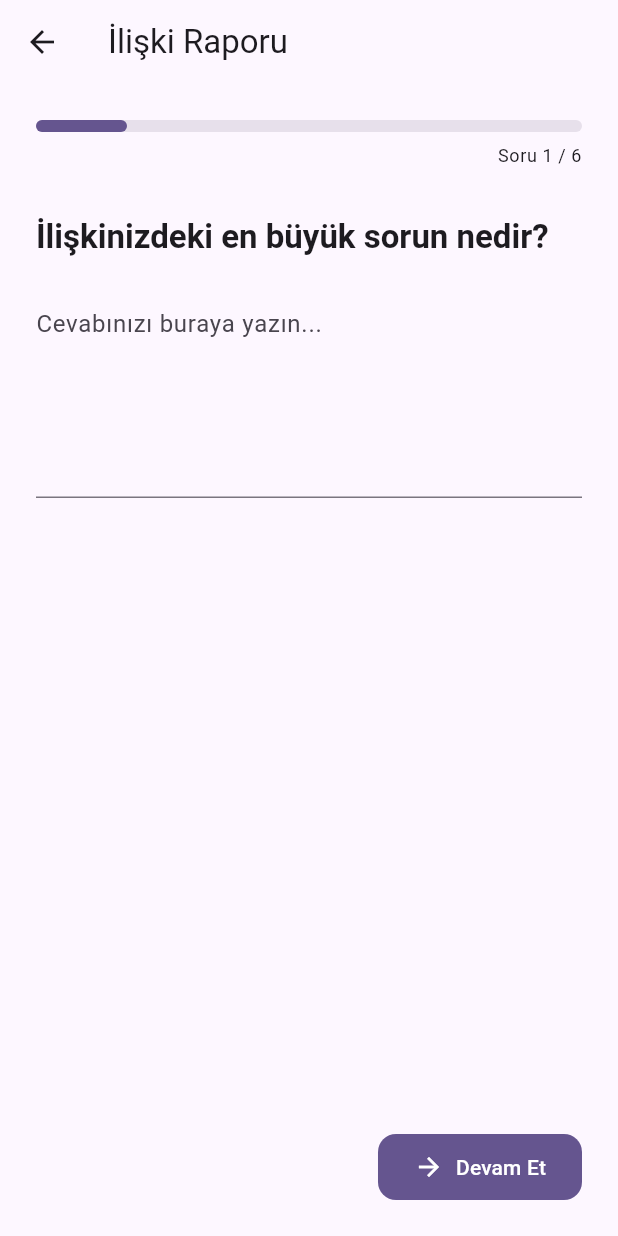
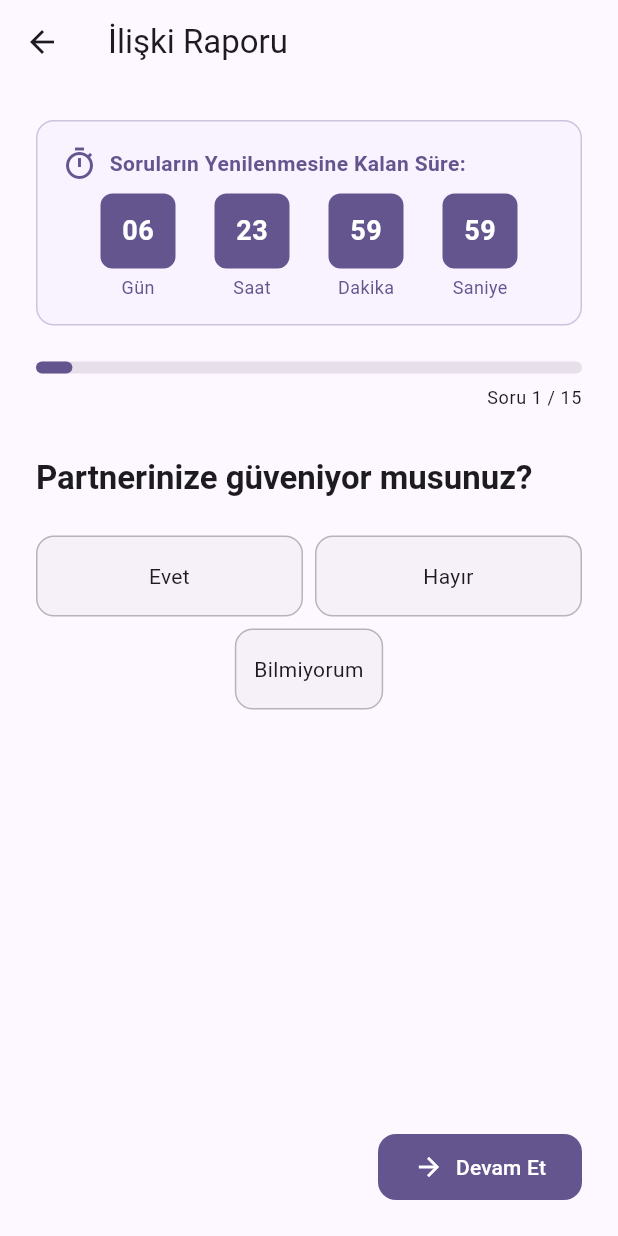
Before and after one commit to aligencturk/Flortya, a Flutter app: the ReportView screen opened by its route, on a phone screen of 412 x 824 dp. Run offline on Flutter 3.47's test engine with Material 3 defaults, Android fonts, the phone set to English and light mode, and no system bars; drawn by our look-alikes of flutter_animate; our stand-ins replace cloud_firestore, firebase_auth, firebase_core, firebase_messaging, firebase_storage, flutter_dotenv and 7 more; missing offline and left inert: firebase_app_check, google_mlkit_text_recognition; accounts and stored records are empty; network calls fail; Roboto replaces fonts that are missing (Nunito).

Commit message:
İlişki değerlendirme soruları üretimi için AiService sınıfına yeni bir yöntem eklendi. Kullanıcıdan alınan verilerle yapay zeka tarafından 15 adet ilişki sorusu oluşturulacak şekilde yapılandırıldı. Ayrıca, ReportViewModel sınıfında soruların güncellenmesi ve yedek soruların yönetimi için yeni işlevler eklendi. Kullanıcı deneyimi artırıldı ve hata yönetimi iyileştirildi.

```diff
--- a/lib/services/ai_service.dart
+++ b/lib/services/ai_service.dart
@@ -1188,4 +1188,125 @@ class AiService {
     // En fazla 5 tavsiye döndür
     return tavsiyeler.take(5).toList();
   }
+
+  // İlişki değerlendirme soruları üretme
+  Future<List<String>> generateRelationshipQuestions() async {
+    try {
+      _logger.i('İlişki değerlendirme soruları üretiliyor...');
+
+      final requestBody = jsonEncode({
+        'contents': [
+          {
+            'role': 'user',
+            'parts': [
+              {
+                'text': '''
+                Sen bir ilişki terapistisin. Her hafta kullanıcılara sorulacak 15 adet ilişki değerlendirme sorusu üretmen gerekiyor.
+
+                Şu kurallara mutlaka uy:
+                1. Sorular net ve doğrudan olmalı.
+                2. Sorular sadece "Evet", "Hayır" veya "Bilmiyorum" şeklinde cevaplanabilir olmalı.
+                3. Sorular ilişki içindeki güven, iletişim, saygı, destek ve bağlılık gibi kategorilerden dengeli şekilde gelmeli.
+                4. Açık uçlu, yorumlu veya karışık ifadeler içeren sorular olmamalı.
+                5. Her soru ilişkinin kalitesini değerlendirmek için önemli olmalı.
+
+                Soruları Türkçe olarak doğrudan liste şeklinde döndür. Fazladan açıklama ve yorumlara gerek yok.
+                '''
+              }
+            ]
+          }
+        ],
+        'generationConfig': {
+          'temperature': 0.7,
+          'maxOutputTokens': _geminiMaxTokens
+        }
+      });
+
+      _logger.d('İlişki soruları API isteği: $_geminiApiUrl');
+
+      final response = await http.post(
+        Uri.parse(_geminiApiUrl),
+        headers: {
+          'Content-Type': 'application/json',
+        },
+        body: requestBody,
+      );
+
+      _logger.d('API yanıtı - status: ${response.statusCode}');
+
+      if (response.statusCode == 200) {
+        final Map<String, dynamic> data = jsonDecode(response.body);
+        final aiContent = data['candidates']?[0]?['content']?['parts']?[0]?['text'];
+
+        if (aiContent == null) {
+          _logger.e('AI yanıtı boş veya beklenen formatta değil', data);
+          return _getFallbackRelationshipQuestions();
+        }
+
+        // Metinden soru listesini çıkar
+        final List<String> questions = _extractQuestionsFromText(aiContent);
+
+        // Soru sayısı yeterli değilse yedek soruları kullan
+        if (questions.length < 15) {
+          _logger.w('Yeterli soru üretilemedi, yedek sorular kullanılacak');
+          return _getFallbackRelationshipQuestions();
+        }
+
+        // İlk 15 soruyu al
+        return questions.take(15).toList();
+      } else {
+        _logger.e('API Hatası', '${response.statusCode} - ${response.body}');
+        return _getFallbackRelationshipQuestions();
+      }
+    } catch (e) {
+      _logger.e('İlişki soruları üretme hatası', e);
+      return _getFallbackRelationshipQuestions();
+    }
+  }
+
+  // Metinden soru listesini çıkarma
+  List<String> _extractQuestionsFromText(String text) {
+    final lines = text.split('\n');
+    final questions = <String>[];
+
+    for (var line in lines) {
+      // Satırı temizle
+      final trimmedLine = line.trim();
+
+      // Boş satırları atla
+      if (trimmedLine.isEmpty) continue;
+
+      // Numaralandırma, maddeler gibi işaretleri kaldır
+      var cleanLine = trimmedLine.replaceAll(RegExp(r'^\d+[\.\)]\s*'), '');
+      cleanLine = cleanLine.replaceAll(RegExp(r'^[-\*]\s*'), '');
+
+      // Hala içeriği varsa ve soru şeklindeyse listeye ekle
+      if (cleanLine.isNotEmpty && (cleanLine.endsWith('?') || cleanLine.contains('mi') || cleanLine.contains('mı') || cleanLine.contains('mu') || cleanLine.contains('mü'))) {
+        questions.add(cleanLine);
+      }
+    }
+
+    return questions;
+  }
+
+  // Yedek ilişki değerlendirme soruları
+  List<String> _getFallbackRelationshipQuestions() {
+    return [
+      'Partnerinize güveniyor musunuz?',
+      'İlişkinizde açık iletişim kurabiliyor musunuz?',
+      'Partneriniz sizi dinlediğini hissediyor musunuz?',
+      'İlişkinizde çıkan sorunları çözebiliyor musunuz?',
+      'Partnerinizle gelecek planları yapıyor musunuz?',
+      'İlişkinizde kendinizi olabildiğinizi düşünüyor musunuz?',
+      'Partneriniz zor zamanlarınızda size destek oluyor mu?',
+      'İlişkinizde duygusal ihtiyaçlarınız karşılanıyor mu?',
+      'Partnerinizle birlikteyken kendinizi değerli hissediyor musunuz?',
+      'İlişkinizde yeterli kaliteli zaman geçiriyor musunuz?',
+      'Partnerinizle fikir ayrılıklarını sağlıklı şekilde tartışabiliyor musunuz?',
+      'İlişkinizde sorumlulukları dengeli paylaşıyor musunuz?',
+      'Partnerinizin sizinle kurduğu yakınlık seviyesi yeterli mi?',
+      'İlişkinizde kendinizi güvende hissediyor musunuz?',
+      'Partnerinizle olan ilişkinizden genel olarak memnun musunuz?'
+    ];
+  }
 }
--- a/lib/viewmodels/report_viewmodel.dart
+++ b/lib/viewmodels/report_viewmodel.dart
@@ -5,12 +5,15 @@ import '../services/ai_service.dart';
 import 'package:provider/provider.dart';
 import 'package:flutter/material.dart';
 import '../viewmodels/past_reports_viewmodel.dart';
+import 'dart:async';
+import 'package:shared_preferences/shared_preferences.dart';
 
 class ReportViewModel extends ChangeNotifier {
   final FirebaseFirestore _firestore = FirebaseFirestore.instance;
   final AiService _aiService = AiService();
 
-  final List<String> _questions = [
+  // Statik sorular (sadece yedek olarak tutuyoruz, artık kullanılmayacak)
+  final List<String> _fallbackQuestions = [
     'İlişkinizdeki en büyük sorun nedir?',
     'Partnerinizle nasıl iletişim kuruyorsunuz?',
     'İlişkinizde sizi en çok ne mutlu ediyor?',
@@ -19,7 +22,17 @@ class ReportViewModel extends ChangeNotifier {
     'İlişkinizde ne sıklıkla görüşüyorsunuz?',
   ];
 
-  List<String> _answers = ['', '', '', '', '', ''];
+  // Yapay zeka tarafından üretilen sorular
+  List<String> _questions = [];
+
+  // Sorular ne zaman yenilenecek
+  DateTime? _nextQuestionUpdateTime;
+  Timer? _countdownTimer;
+
+  // Geri sayım süresi (saniye cinsinden)
+  int _remainingTimeInSeconds = 0;
+
+  List<String> _answers = [];
   int _currentQuestionIndex = 0;
   Map<String, dynamic>? _reportResult;
   bool _isLoading = false;
@@ -34,33 +47,154 @@ class ReportViewModel extends ChangeNotifier {
   List<String> get answers => _answers;
   int get currentQuestionIndex => _currentQuestionIndex;
   String get currentQuestion {
-    // Güvenlik kontrolü ekleyerek 5. indekse uygun erişim sağlayalım
+    if (_questions.isEmpty) {
+      return "Sorular yükleniyor...";
+    }
+
     if (_currentQuestionIndex >= 0 && _currentQuestionIndex < _questions.length) {
       return _questions[_currentQuestionIndex];
-    } else if (_currentQuestionIndex == 5) {
-      // 6. soru için sabit bir metin döndürelim
-      return 'İlişkinizde ne sıklıkla görüşüyorsunuz?';
     } else {
-      return 'Bilinmeyen soru';
+      return "Bilinmeyen soru";
     }
   }
+
   Map<String, dynamic>? get reportResult => _reportResult;
   bool get isLoading => _isLoading;
   String? get errorMessage => _errorMessage;
   bool get hasReport => _reportResult != null;
-  bool get isLastQuestion => _currentQuestionIndex == 5;
-  bool get allQuestionsAnswered => !_answers.any((answer) => answer.isEmpty);
+  bool get isLastQuestion => _currentQuestionIndex == _questions.length - 1;
+  bool get allQuestionsAnswered => _answers.length == _questions.length && !_answers.any((answer) => answer.isEmpty);
   List<Map<String, dynamic>> get comments => _comments;
+
+  // Geri sayım için getters
+  int get remainingDays => _remainingTimeInSeconds ~/ 86400;
+  int get remainingHours => (_remainingTimeInSeconds % 86400) ~/ 3600;
+  int get remainingMinutes => (_remainingTimeInSeconds % 3600) ~/ 60;
+  int get remainingSeconds => _remainingTimeInSeconds % 60;
+  bool get questionsNeedUpdate => _nextQuestionUpdateTime == null || DateTime.now().isAfter(_nextQuestionUpdateTime!);
+  DateTime? get nextUpdateTime => _nextQuestionUpdateTime;
+
+  // Constructor
+  ReportViewModel() {
+    _initializeQuestions();
+  }
+
+  @override
+  void dispose() {
+    _countdownTimer?.cancel();
+    super.dispose();
+  }
+
+  // Soruları başlat
+  Future<void> _initializeQuestions() async {
+    _setLoading(true);
+
+    try {
+      // SharedPreferences'dan soruları ve güncelleme zamanını yükle
+      final prefs = await SharedPreferences.getInstance();
+      final savedQuestions = prefs.getStringList('relationship_questions');
+      final nextUpdateTimeMillis = prefs.getInt('next_question_update_time');
+
+      if (nextUpdateTimeMillis != null) {
+        _nextQuestionUpdateTime = DateTime.fromMillisecondsSinceEpoch(nextUpdateTimeMillis);
+      }
+
+      // Eğer kaydedilmiş sorular varsa ve güncelleme zamanı gelmemişse, onları kullan
+      if (savedQuestions != null && savedQuestions.isNotEmpty && !questionsNeedUpdate) {
+        _questions = savedQuestions;
+        _initializeAnswers();
+        _startCountdownTimer();
+      } else {
+        // Değilse, yeni sorular üret
+        await _generateNewQuestions();
+      }
+    } catch (e) {
+      debugPrint('Sorular yüklenirken hata oluştu: $e');
+      _questions = _fallbackQuestions;
+      _initializeAnswers();
+    } finally {
+      _setLoading(false);
+    }
+  }
+
+  // Yeni sorular üret
+  Future<void> _generateNewQuestions() async {
+    try {
+      // Yapay zekadan 15 yeni soru üret
+      final newQuestions = await _aiService.generateRelationshipQuestions();
+
+      if (newQuestions.isNotEmpty) {
+        _questions = newQuestions;
+
+        // Bir hafta sonrası için güncelleme zamanı ayarla
+        _nextQuestionUpdateTime = DateTime.now().add(const Duration(days: 7));
+
+        // Soruları ve güncelleme zamanını locale kaydet
+        final prefs = await SharedPreferences.getInstance();
+        await prefs.setStringList('relationship_questions', _questions);
+        await prefs.setInt('next_question_update_time', _nextQuestionUpdateTime!.millisecondsSinceEpoch);
+
+        // Cevapları sıfırla
+        _initializeAnswers();
+
+        // Geri sayım sayacını başlat
+        _startCountdownTimer();
+
+        notifyListeners();
+      } else {
+        // Yapay zeka soru üretemediyse yedek soruları kullan
+        _questions = _fallbackQuestions;
+        _initializeAnswers();
+      }
+    } catch (e) {
+      debugPrint('Yeni sorular üretilirken hata oluştu: $e');
+      _questions = _fallbackQuestions;
+      _initializeAnswers();
+    }
+  }
+
+  // Cevapları sıfırla
+  void _initializeAnswers() {
+    _answers = List.filled(_questions.length, '');
+  }
+
+  // Geri sayım sayacını başlat
+  void _startCountdownTimer() {
+    if (_nextQuestionUpdateTime == null) return;
+
+    // Şu anki zaman ile sonraki güncelleme zamanı arasındaki farkı hesapla
+    final now = DateTime.now();
+    final difference = _nextQuestionUpdateTime!.difference(now);
+
+    // Kalan süreyi saniye cinsinden ayarla
+    _remainingTimeInSeconds = difference.inSeconds > 0 ? difference.inSeconds : 0;
+
+    // Varsa önceki sayacı iptal et
+    _countdownTimer?.cancel();
+
+    // Yeni sayacı başlat
+    _countdownTimer = Timer.periodic(const Duration(seconds: 1), (timer) {
+      if (_remainingTimeInSeconds > 0) {
+        _remainingTimeInSeconds--;
+        notifyListeners();
+      } else {
+        timer.cancel();
+        _generateNewQuestions();
+      }
+    });
+  }
 
   // Cevap kaydetme
   void saveAnswer(String answer) {
-    _answers[_currentQuestionIndex] = answer;
-    notifyListeners();
+    if (_currentQuestionIndex < _answers.length) {
+      _answers[_currentQuestionIndex] = answer;
+      notifyListeners();
+    }
   }
 
   // Sonraki soruya geçme
   void nextQuestion() {
-    if (_currentQuestionIndex < 5) {
+    if (_currentQuestionIndex < _questions.length - 1) {
       _currentQuestionIndex++;
       notifyListeners();
     }
@@ -265,7 +399,7 @@ class ReportViewModel extends ChangeNotifier {
                        _relationshipHistory != null;
 
       debugPrint('Rapor verileri temizleniyor...');
-      _answers = List.filled(_questions.length, '');
+      _initializeAnswers();
       _currentQuestionIndex = 0;
       _reportResult = null;
       _errorMessage = null;
@@ -283,7 +417,7 @@ class ReportViewModel extends ChangeNotifier {
 
       // Hata olsa da temizlemeye çalış
       try {
-        _answers = List.filled(_questions.length, '');
+        _initializeAnswers();
         _currentQuestionIndex = 0;
         _reportResult = null;
         _errorMessage = 'Rapor sıfırlanırken hata oluştu: $e';
--- a/lib/views/report_view.dart
+++ b/lib/views/report_view.dart
@@ -17,7 +17,6 @@ class ReportView extends StatefulWidget {
 }
 
 class _ReportViewState extends State<ReportView> {
-  final TextEditingController _answerController = TextEditingController();
   final TextEditingController _commentController = TextEditingController();
   bool _showReportResult = false;
   bool _isCommenting = false;
@@ -32,7 +31,6 @@ class _ReportViewState extends State<ReportView> {
 
   @override
   void dispose() {
-    _answerController.dispose();
     _commentController.dispose();
     super.dispose();
   }
@@ -45,37 +43,6 @@ class _ReportViewState extends State<ReportView> {
     if (authViewModel.user != null) {
       await reportViewModel.loadUserReports(authViewModel.user!.id);
     }
-  }
-
-  // Cevabı kaydet ve bir sonraki soruya geç
-  void _saveAnswerAndContinue() {
-    final reportViewModel = Provider.of<ReportViewModel>(context, listen: false);
-
-    final answer = _answerController.text.trim();
-
-    if (answer.isEmpty) {
-      FeedbackUtils.showToast(context, 'Lütfen soruyu yanıtlayın');
-      return;
-    }
-
-    // Cevabı kaydet
-    reportViewModel.saveAnswer(answer);
-
-    // Sonraki soruya geç veya son soruysa rapor oluştur
-    if (reportViewModel.isLastQuestion) {
-      _generateReport();
-    } else {
-      reportViewModel.nextQuestion();
-      _answerController.clear();
-    }
-  }
-
-  // Önceki soruya dön
-  void _goToPreviousQuestion() {
-    final reportViewModel = Provider.of<ReportViewModel>(context, listen: false);
-
-    reportViewModel.previousQuestion();
-    _answerController.text = reportViewModel.answers[reportViewModel.currentQuestionIndex];
   }
 
   // Rapor oluştur
@@ -99,7 +66,6 @@ class _ReportViewState extends State<ReportView> {
     final reportViewModel = Provider.of<ReportViewModel>(context, listen: false);
 
     reportViewModel.resetReport();
-    _answerController.clear();
 
     setState(() {
       _showReportResult = false;
@@ -161,7 +127,7 @@ class _ReportViewState extends State<ReportView> {
   // Soru formu widget'ı
   Widget _buildQuestionForm(BuildContext context, ReportViewModel reportViewModel) {
     final currentQuestionNumber = reportViewModel.currentQuestionIndex + 1;
-    final totalQuestions = 6;
+    final totalQuestions = reportViewModel.questions.length;
 
     // Debugging
     debugPrint('Toplam soru sayısı: $totalQuestions');
@@ -172,6 +138,12 @@ class _ReportViewState extends State<ReportView> {
       child: Column(
         crossAxisAlignment: CrossAxisAlignment.stretch,
         children: [
+          // Soruların yenilenmesine kalan süre göstergesi
+          if (reportViewModel.nextUpdateTime != null)
+            _buildCountdownTimer(context, reportViewModel),
+
+          const SizedBox(height: 24),
+
           // İlerleme göstergesi
           LinearProgressIndicator(
             value: currentQuestionNumber / totalQuestions,
@@ -205,17 +177,8 @@ class _ReportViewState extends State<ReportView> {
 
           const SizedBox(height: 24),
 
-          // Cevap alanı
-          TextField(
-            controller: _answerController,
-            maxLines: 5,
-            inputFormatters: InputService.getTurkishTextFormatters(),
-            keyboardType: TextInputType.multiline,
-            textCapitalization: TextCapitalization.sentences,
-            decoration: const InputDecoration(
-              hintText: 'Cevabınızı buraya yazın...',
-            ),
-          ),
+          // Cevap butonları - Evet/Hayır/Bilmiyorum
+          _buildAnswerButtons(context, reportViewModel),
 
           const Spacer(),
 
@@ -227,7 +190,10 @@ class _ReportViewState extends State<ReportView> {
               if (reportViewModel.currentQuestionIndex > 0)
                 CustomButton(
                   text: 'Önceki',
-                  onPressed: _goToPreviousQuestion,
+                  onPressed: () {
+                    // Önceki soruya geç
+                    reportViewModel.previousQuestion();
+                  },
                   type: ButtonType.outline,
                   icon: Icons.arrow_back,
                 )
@@ -237,12 +203,185 @@ class _ReportViewState extends State<ReportView> {
               // İleri / Bitir düğmesi
               CustomButton(
                 text: reportViewModel.isLastQuestion ? 'Raporu Oluştur' : 'Devam Et',
-                onPressed: _saveAnswerAndContinue,
+                onPressed: () {
+                  // Mevcut sorunun cevabını kontrol et
+                  if (reportViewModel.answers[reportViewModel.currentQuestionIndex].isEmpty) {
+                    FeedbackUtils.showToast(context, 'Lütfen soruyu yanıtlayın');
+                    return;
+                  }
+
+                  // Son soruysa raporu oluştur, değilse sonraki soruya geç
+                  if (reportViewModel.isLastQuestion) {
+                    _generateReport();
+                  } else {
+                    reportViewModel.nextQuestion();
+                  }
+                },
                 icon: reportViewModel.isLastQuestion ? Icons.done : Icons.arrow_forward,
               ),
             ],
           ),
         ],
+      ),
+    );
+  }
+
+  // Geri sayım sayacı widget'ı
+  Widget _buildCountdownTimer(BuildContext context, ReportViewModel reportViewModel) {
+    return Container(
+      padding: const EdgeInsets.all(16),
+      decoration: BoxDecoration(
+        color: Theme.of(context).colorScheme.primaryContainer.withOpacity(0.2),
+        borderRadius: BorderRadius.circular(12),
+        border: Border.all(
+          color: Theme.of(context).colorScheme.primary.withOpacity(0.3),
+        ),
+      ),
+      child: Column(
+        crossAxisAlignment: CrossAxisAlignment.start,
+        children: [
+          Row(
+            children: [
+              Icon(
+                Icons.timer_outlined,
+                color: Theme.of(context).colorScheme.primary,
+              ),
+              const SizedBox(width: 8),
+              Text(
+                'Soruların Yenilenmesine Kalan Süre:',
+                style: TextStyle(
+                  fontWeight: FontWeight.bold,
+                  color: Theme.of(context).colorScheme.primary,
+                ),
+              ),
+            ],
+          ),
+          const SizedBox(height: 8),
+          Row(
+            mainAxisAlignment: MainAxisAlignment.spaceEvenly,
+            children: [
+              _buildCountdownItem(context, reportViewModel.remainingDays, 'Gün'),
+              _buildCountdownItem(context, reportViewModel.remainingHours, 'Saat'),
+              _buildCountdownItem(context, reportViewModel.remainingMinutes, 'Dakika'),
+              _buildCountdownItem(context, reportViewModel.remainingSeconds, 'Saniye'),
+            ],
+          ),
+        ],
+      ),
+    );
+  }
+
+  // Geri sayım için tekil öğe
+  Widget _buildCountdownItem(BuildContext context, int value, String label) {
+    return Column(
+      children: [
+        Container(
+          width: 50,
+          height: 50,
+          decoration: BoxDecoration(
+            color: Theme.of(context).colorScheme.primary,
+            borderRadius: BorderRadius.circular(8),
+          ),
+          child: Center(
+            child: Text(
+              value.toString().padLeft(2, '0'),
+              style: TextStyle(
+                color: Theme.of(context).colorScheme.onPrimary,
+                fontWeight: FontWeight.bold,
+                fontSize: 18,
+              ),
+            ),
+          ),
+        ),
+        const SizedBox(height: 4),
+        Text(
+          label,
+          style: TextStyle(
+            color: Theme.of(context).colorScheme.primary,
+            fontSize: 12,
+          ),
+        ),
+      ],
+    );
+  }
+
+  // Evet/Hayır/Bilmiyorum butonları
+  Widget _buildAnswerButtons(BuildContext context, ReportViewModel reportViewModel) {
+    final currentAnswer = reportViewModel.answers[reportViewModel.currentQuestionIndex];
+
+    return Column(
+      mainAxisSize: MainAxisSize.min,
+      children: [
+        Row(
+          children: [
+            Expanded(
+              child: _buildAnswerButton(
+                context: context,
+                text: 'Evet',
+                isSelected: currentAnswer == 'Evet',
+                color: Colors.green,
+                onTap: () => reportViewModel.saveAnswer('Evet'),
+              ),
+            ),
+            const SizedBox(width: 8),
+            Expanded(
+              child: _buildAnswerButton(
+                context: context,
+                text: 'Hayır',
+                isSelected: currentAnswer == 'Hayır',
+                color: Colors.red,
+                onTap: () => reportViewModel.saveAnswer('Hayır'),
+              ),
+            ),
+          ],
+        ),
+        const SizedBox(height: 8),
+        _buildAnswerButton(
+          context: context,
+          text: 'Bilmiyorum',
+          isSelected: currentAnswer == 'Bilmiyorum',
+          color: Colors.orange,
+          onTap: () => reportViewModel.saveAnswer('Bilmiyorum'),
+        ),
+      ],
+    );
+  }
+
+  // Tekil cevap butonu
+  Widget _buildAnswerButton({
+    required BuildContext context,
+    required String text,
+    required bool isSelected,
+    required Color color,
+    required VoidCallback onTap,
+  }) {
+    return InkWell(
+      onTap: onTap,
+      borderRadius: BorderRadius.circular(12),
+      child: Container(
+        padding: const EdgeInsets.symmetric(vertical: 16, horizontal: 12),
+        decoration: BoxDecoration(
+          color: isSelected
+              ? color.withOpacity(0.2)
+              : Theme.of(context).colorScheme.surfaceVariant.withOpacity(0.3),
+          borderRadius: BorderRadius.circular(12),
+          border: Border.all(
+            color: isSelected
+                ? color
+                : Theme.of(context).colorScheme.outline.withOpacity(0.5),
+            width: isSelected ? 2 : 1,
+          ),
+        ),
+        child: Text(
+          text,
+          textAlign: TextAlign.center,
+          style: TextStyle(
+            fontWeight: isSelected ? FontWeight.bold : FontWeight.normal,
+            color: isSelected
+                ? color
+                : Theme.of(context).colorScheme.onSurface,
+          ),
+        ),
       ),
     );
   }
@@ -321,7 +460,6 @@ class _ReportViewState extends State<ReportView> {
                             setState(() {
                               _showReportResult = false;
                             });
-                            _answerController.clear();
                           }
                         });
                       } catch (e) {
```
